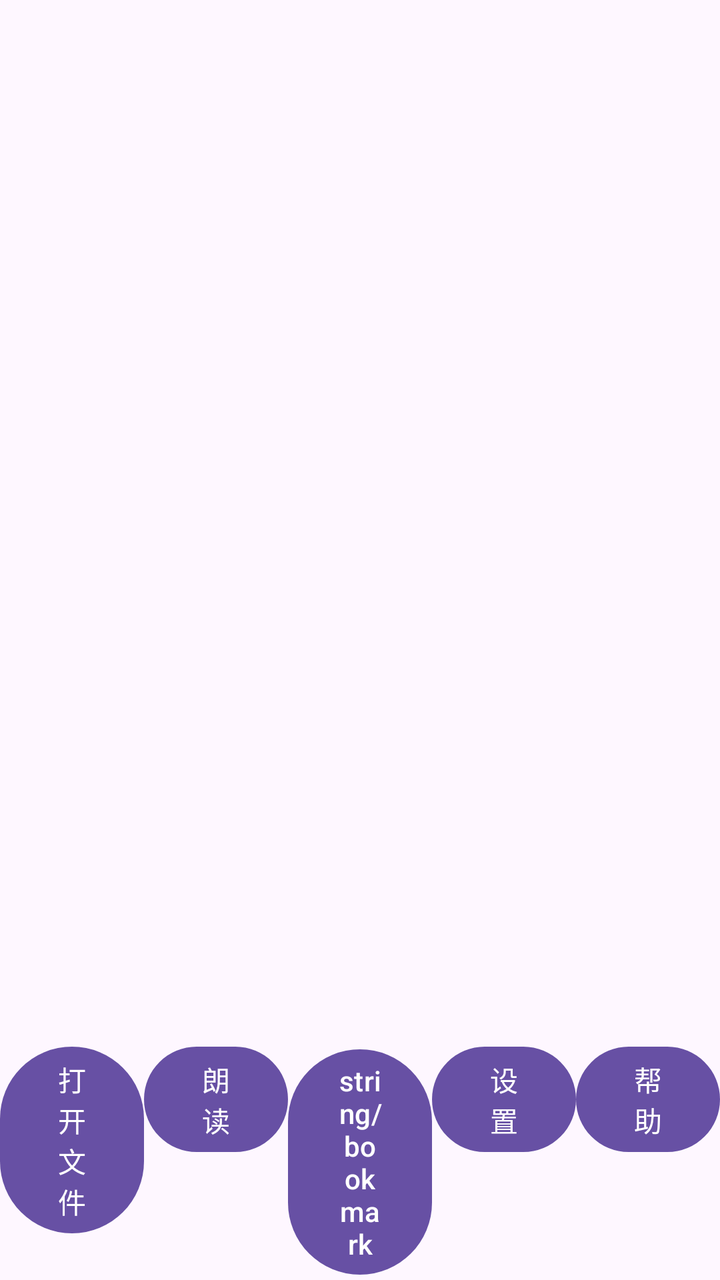
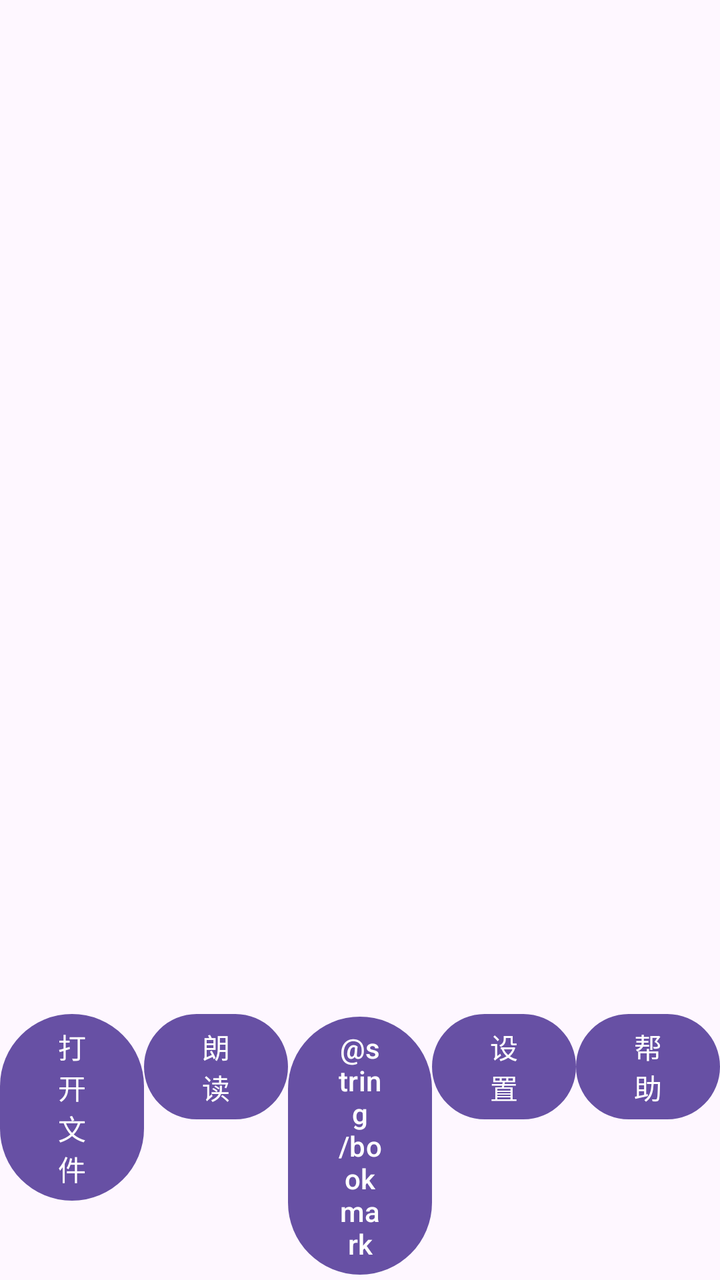

The first picture is an Android layout as it rendered before a commit; the second is the same layout after the commit. The layout source and the unified diff follow.
<!-- AndroidManifest.xml: application theme Theme.Material3.DayNight.NoActionBar -->
<!-- res/layout/activity_main.xml -->
<?xml version="1.0" encoding="utf-8"?>
<androidx.constraintlayout.widget.ConstraintLayout
    xmlns:android="http://schemas.android.com/apk/res/android"
    xmlns:app="http://schemas.android.com/apk/res-auto"
    android:layout_width="match_parent"
    android:layout_height="match_parent">

    <TextView
        android:id="@+id/tvContent"
        android:layout_width="0dp"
        android:layout_height="0dp"
        android:padding="16dp"
        android:scrollbars="vertical"
        android:textSize="18sp"
        android:textIsSelectable="true"
        app:layout_constraintTop_toTopOf="parent"
        app:layout_constraintBottom_toTopOf="@id/btnBar"
        app:layout_constraintStart_toStartOf="parent"
        app:layout_constraintEnd_toEndOf="parent" />

    <LinearLayout
        android:id="@+id/btnBar"
        android:layout_width="0dp"
        android:layout_height="wrap_content"
        android:orientation="horizontal"
        app:layout_constraintBottom_toBottomOf="parent"
        app:layout_constraintStart_toStartOf="parent"
        app:layout_constraintEnd_toEndOf="parent">

        <Button android:id="@+id/btnOpen" android:layout_width="0dp" android:layout_weight="1" android:layout_height="wrap_content" android:text="@string/open_file" />
        <Button android:id="@+id/btnTts" android:layout_width="0dp" android:layout_weight="1" android:layout_height="wrap_content" android:text="@string/start_tts" />
		<Button android:id="@+id/btnBookmark" android:layout_width="0dp" android:layout_weight="1"	android:layout_height="wrap_content" android:text="string/bookmark"/>
        <Button android:id="@+id/btnSettings" android:layout_width="0dp" android:layout_weight="1" android:layout_height="wrap_content" android:text="@string/settings" />
        <Button android:id="@+id/btnHelp" android:layout_width="0dp" android:layout_weight="1" android:layout_height="wrap_content" android:text="@string/help" />
    </LinearLayout>
</androidx.constraintlayout.widget.ConstraintLayout>
<!-- resources referenced by this layout -->
<resources>
  <string name="help">帮助</string>
  <string name="open_file">打开文件</string>
  <string name="settings">设置</string>
  <string name="start_tts">朗读</string>
  <style name="Theme.Material3.DayNight.NoActionBar" parent="Theme.Material3.DayNight">
          <item name="android:windowNoTitle">true</item>
      </style>
</resources>

<!-- the commit's change to res/layout/activity_main.xml (unified diff, before → after) -->
@@ -29,8 +29,8 @@
 
         <Button android:id="@+id/btnOpen" android:layout_width="0dp" android:layout_weight="1" android:layout_height="wrap_content" android:text="@string/open_file" />
         <Button android:id="@+id/btnTts" android:layout_width="0dp" android:layout_weight="1" android:layout_height="wrap_content" android:text="@string/start_tts" />
-		<Button android:id="@+id/btnBookmark" android:layout_width="0dp" android:layout_weight="1"	android:layout_height="wrap_content" android:text="string/bookmark"/>
-        <Button android:id="@+id/btnSettings" android:layout_width="0dp" android:layout_weight="1" android:layout_height="wrap_content" android:text="@string/settings" />
+        <Button android:id="@+id/btnBookmark" android:layout_width="0dp" android:layout_weight="1" android:layout_height="wrap_content" android:text="@string/bookmark" />
+		<Button android:id="@+id/btnSettings" android:layout_width="0dp" android:layout_weight="1" android:layout_height="wrap_content" android:text="@string/settings" />
         <Button android:id="@+id/btnHelp" android:layout_width="0dp" android:layout_weight="1" android:layout_height="wrap_content" android:text="@string/help" />
     </LinearLayout>
 </androidx.constraintlayout.widget.ConstraintLayout>
